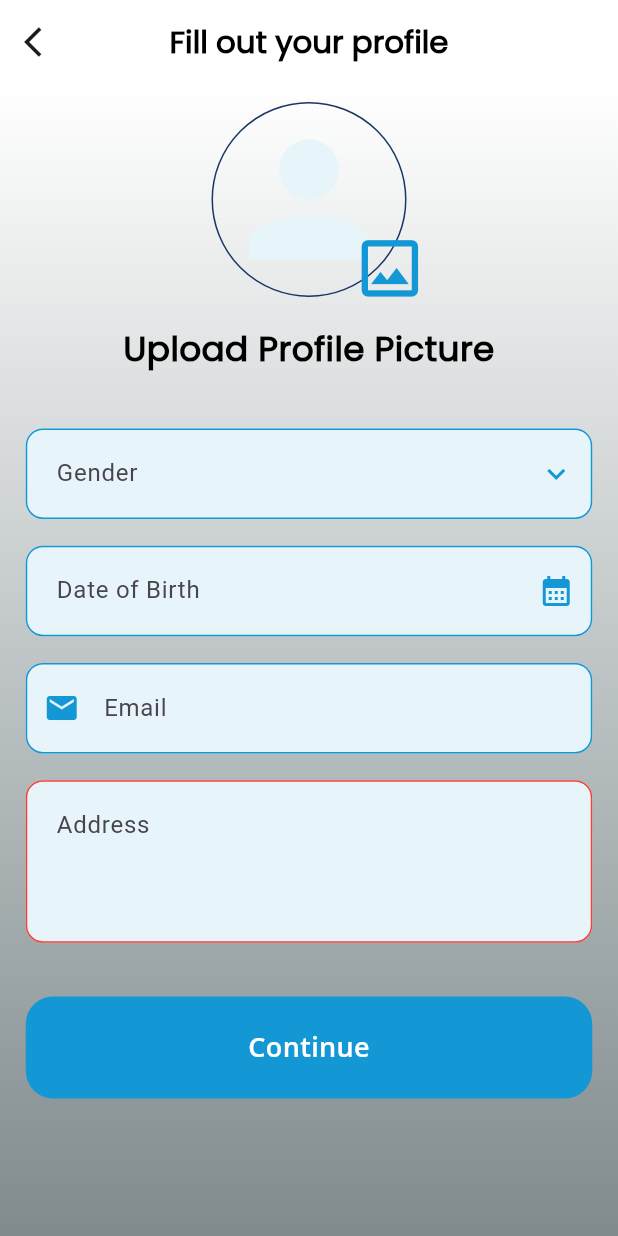
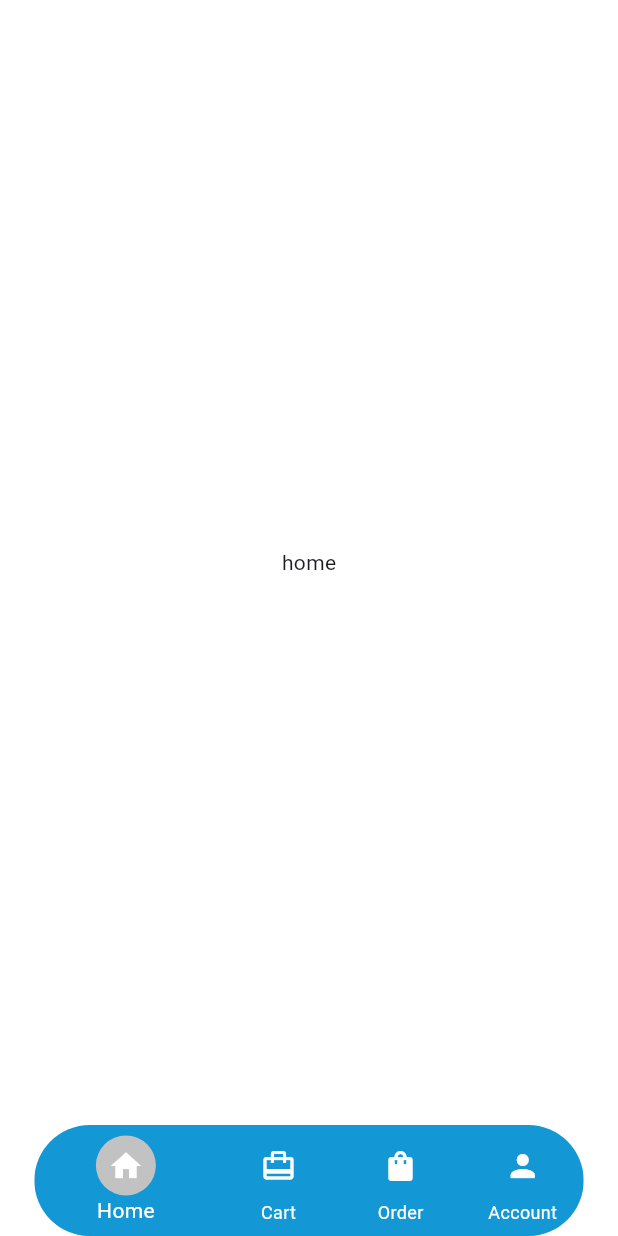
Before and after one commit to TopuFD/bk-gas, a Flutter app: the ProfileSetup screen opened by its route, after a tap on "Continue", on a phone screen of 412 x 824 dp. Run offline on Flutter 3.47's test engine with Material 3 defaults, Android fonts, the phone set to English and light mode, and no system bars; our stand-ins replace flutter_screenutil, get, image_picker, pin_code_fields; Roboto replaces fonts that are missing (Open Sans).

Commit message:
add navigation screen

```diff
--- a/lib/route/app_route.dart
+++ b/lib/route/app_route.dart
@@ -3,6 +3,7 @@ import 'package:bk_gas/view/authe_screen/get_otp_screen.dart';
 import 'package:bk_gas/view/authe_screen/login_screen.dart';
 import 'package:bk_gas/view/authe_screen/profile_setup.dart';
 import 'package:bk_gas/view/authe_screen/signup_screen.dart';
+import 'package:bk_gas/view/bottom_bar.dart';
 import 'package:bk_gas/view/splash_screen/onbording.dart';
 import 'package:bk_gas/view/splash_screen/splash.dart';
 import 'package:flutter/material.dart';
@@ -15,6 +16,7 @@ class AppRoute {
   static String signupScreen = "/signUpScreen";
   static String getOtpScreen = "/getOtpScreen";
   static String profileSetup = "/profileSetup";
+  static String bottomBarScreen = "/bottomBarScreen";
 }
 
 List<GetPage> getPage = [
@@ -24,4 +26,5 @@ List<GetPage> getPage = [
   GetPage(name: AppRoute.signupScreen, page: () => SignupScreen(),curve: Curves.bounceOut,),
   GetPage(name: AppRoute.getOtpScreen, page: () =>const OtpCodeScreen(),curve: Curves.bounceOut,),
   GetPage(name: AppRoute.profileSetup, page: () =>ProfileSetup(),curve: Curves.bounceOut,),
+  GetPage(name: AppRoute.bottomBarScreen, page: () =>BottomBarScreen(),curve: Curves.bounceOut,),
 ];
--- /dev/null
+++ b/lib/view/account_screen/account_screen.dart
@@ -0,0 +1,12 @@
+import 'package:flutter/material.dart';
+
+class AccountScreen extends StatelessWidget {
+  const AccountScreen({super.key});
+
+  @override
+  Widget build(BuildContext context) {
+    return const Scaffold(
+      body: Center(child: Text("account"),),
+    );
+  }
+}
--- a/lib/view/authe_screen/login_screen.dart
+++ b/lib/view/authe_screen/login_screen.dart
@@ -67,12 +67,18 @@ class LoginScreen extends StatelessWidget {
                       controller: passController,
                       textFieldHeading: "Email",
                       prefixIcon: const Icon(Icons.key),
-                      suffixIcon:  IconButton(onPressed: (){}, icon:const Icon(Icons.visibility_off)),
+                      suffixIcon: IconButton(
+                          onPressed: () {},
+                          icon: const Icon(Icons.visibility_off)),
                       obscureText: true,
                       keyboardType: TextInputType.number,
                     ),
                     const Expanded(child: SizedBox()),
-                    CustomBodyBtn(title: "LogIn", ontap: () {}),
+                    CustomBodyBtn(
+                        title: "LogIn",
+                        ontap: () {
+                          Get.toNamed(AppRoute.bottomBarScreen);
+                        }),
                     const Expanded(child: SizedBox()),
                     RichText(
                         text: TextSpan(children: [
--- a/lib/view/authe_screen/profile_setup.dart
+++ b/lib/view/authe_screen/profile_setup.dart
@@ -1,5 +1,6 @@
 import 'dart:io';
 import 'package:bk_gas/controller/image_controller.dart';
+import 'package:bk_gas/route/app_route.dart';
 import 'package:bk_gas/utils/color.dart';
 import 'package:bk_gas/widget/custom_appber.dart';
 import 'package:bk_gas/widget/custom_body_btn.dart';
@@ -114,6 +115,7 @@ class ProfileSetup extends StatelessWidget {
                       SizedBox(
                         height: 15.h,
                       ),
+                      // address fields start from here============================>
                       CustomTextFormField(
                         hintText: "Email",
                         controller: emailController,
@@ -154,7 +156,11 @@ class ProfileSetup extends StatelessWidget {
                       SizedBox(
                         height: 30.h,
                       ),
-                      CustomBodyBtn(title: "Continue", ontap: () {})
+                      CustomBodyBtn(
+                          title: "Continue",
+                          ontap: () {
+                            Get.toNamed(AppRoute.bottomBarScreen);
+                          })
                     ]),
               ),
             ),
--- /dev/null
+++ b/lib/view/bottom_bar.dart
@@ -0,0 +1,109 @@
+import 'package:bk_gas/utils/color.dart';
+import 'package:bk_gas/view/account_screen/account_screen.dart';
+import 'package:bk_gas/view/cart_screen/cart_screen.dart';
+import 'package:bk_gas/view/home_screen/home_screen.dart';
+import 'package:bk_gas/view/order_screen/order_screen.dart';
+import 'package:bk_gas/widget/gradient_container.dart';
+import 'package:flutter/material.dart';
+import 'package:flutter_screenutil/flutter_screenutil.dart';
+import 'package:get/get.dart';
+
+// ignore: must_be_immutable
+class BottomBarScreen extends StatelessWidget {
+  BottomBarScreen({super.key});
+
+  final RxInt currentIndex = 0.obs;
+  final List<Widget> pages = [
+    const HomeScreen(),
+    const CartScreen(),
+    const OrderScreen(),
+    const AccountScreen()
+  ];
+
+  @override
+  Widget build(BuildContext context) {
+    return Scaffold(
+      body: GradientContainer(child: Obx(
+        () {
+          return pages[currentIndex.value];
+        },
+      )),
+      bottomNavigationBar: Padding(
+        padding: EdgeInsets.symmetric(horizontal: 20.w),
+        child: ClipRRect(
+          borderRadius: BorderRadius.circular(50.r),
+          child: Obx(() {
+            return BottomNavigationBar(
+              onTap: (index) {
+                currentIndex.value = index;
+              },
+              currentIndex: currentIndex.value,
+              selectedItemColor: AppColor.textwhite,
+              unselectedItemColor: AppColor.textwhite,
+              showSelectedLabels: true,
+              showUnselectedLabels: true,
+              items: [
+                BottomNavigationBarItem(
+                  backgroundColor: AppColor.primaryColor,
+                  icon: CircleAvatar(
+                    // ignore: unrelated_type_equality_checks
+                    backgroundColor: currentIndex == 0
+                        ? const Color(0xFFC2C2C2)
+                        : Colors.transparent,
+                    child: const Icon(
+                      Icons.home,
+                      color: AppColor.textwhite,
+                    ),
+                  ),
+                  label: "Home",
+                ),
+                BottomNavigationBarItem(
+                  backgroundColor: AppColor.primaryColor,
+                  icon: CircleAvatar(
+                    // ignore: unrelated_type_equality_checks
+                    backgroundColor: currentIndex == 1
+                        ? const Color(0xFFC2C2C2)
+                        : Colors.transparent,
+                    child: const Icon(
+                      Icons.card_travel,
+                      color: AppColor.textwhite,
+                    ),
+                  ),
+                  label: "Cart",
+                ),
+                BottomNavigationBarItem(
+                  backgroundColor: AppColor.primaryColor,
+                  icon: CircleAvatar(
+                    // ignore: unrelated_type_equality_checks
+                    backgroundColor: currentIndex == 2
+                        ? const Color(0xFFC2C2C2)
+                        : Colors.transparent,
+                    child: const Icon(
+                      Icons.shopping_bag,
+                      color: AppColor.textwhite,
+                    ),
+                  ),
+                  label: "Order",
+                ),
+                BottomNavigationBarItem(
+                  backgroundColor: AppColor.primaryColor,
+                  icon: CircleAvatar(
+                    // ignore: unrelated_type_equality_checks
+                    backgroundColor: currentIndex == 3
+                        ? const Color(0xFFC2C2C2)
+                        : Colors.transparent,
+                    child: const Icon(
+                      Icons.person,
+                      color: AppColor.textwhite,
+                    ),
+                  ),
+                  label: "Account",
+                ),
+              ],
+            );
+          }),
+        ),
+      ),
+    );
+  }
+}
--- /dev/null
+++ b/lib/view/cart_screen/cart_screen.dart
@@ -0,0 +1,12 @@
+import 'package:flutter/material.dart';
+
+class CartScreen extends StatelessWidget {
+  const CartScreen({super.key});
+
+  @override
+  Widget build(BuildContext context) {
+    return const Scaffold(
+      body: Center(child: Text("cart"),),
+    );
+  }
+}
--- /dev/null
+++ b/lib/view/home_screen/home_screen.dart
@@ -0,0 +1,12 @@
+import 'package:flutter/material.dart';
+
+class HomeScreen extends StatelessWidget {
+  const HomeScreen({super.key});
+
+  @override
+  Widget build(BuildContext context) {
+    return const Scaffold(
+      body: Center(child: Text("home"),),
+    );
+  }
+}
--- /dev/null
+++ b/lib/view/order_screen/order_screen.dart
@@ -0,0 +1,12 @@
+import 'package:flutter/material.dart';
+
+class OrderScreen extends StatelessWidget {
+  const OrderScreen({super.key});
+
+  @override
+  Widget build(BuildContext context) {
+    return const Scaffold(
+      body: Center(child: Text("order"),),
+    );
+  }
+}
```
